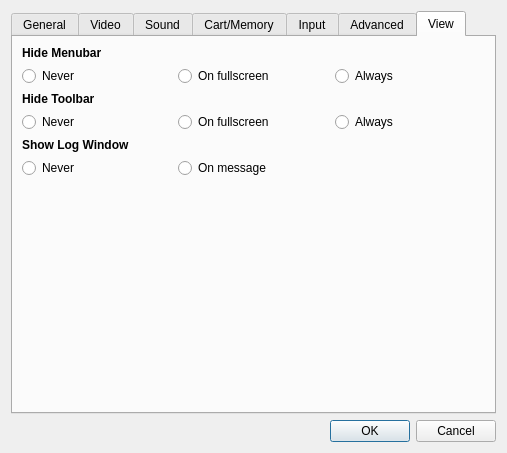
This is yabause/src/qt/ui/UISettings.ui in KitoHo/yabause as Qt 5 draws it before an edit. The edited form follows.
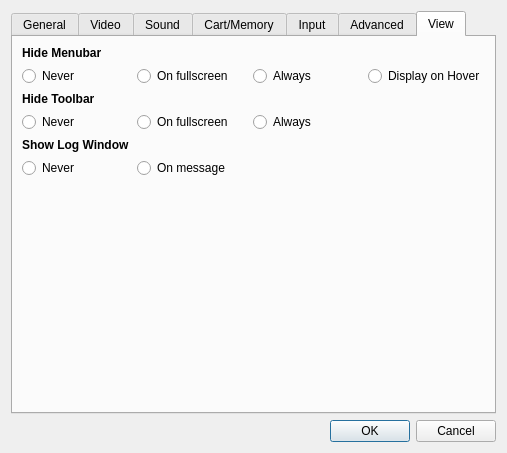
This is the edited form. The open tabs and pages were chosen to show the change. Custom widgets are drawn as their Qt base class.

Commit message: Added new menubar hide mode: Hides in fullscreen and will show when mouse is hovered near top of screen.

What changed in the file:
```diff
--- a/yabause/src/qt/ui/UISettings.ui
+++ b/yabause/src/qt/ui/UISettings.ui
@@ -723,6 +723,16 @@
          </attribute>
         </widget>
        </item>
+       <item row="1" column="3">
+        <widget class="QRadioButton" name="rbMenubarFullscreenHover">
+         <property name="text">
+          <string>Display on Hover</string>
+         </property>
+         <attribute name="buttonGroup">
+          <string notr="true">bgShowMenubar</string>
+         </attribute>
+        </widget>
+       </item>
       </layout>
      </widget>
     </widget>
```
The commit also changes 3 other files.
